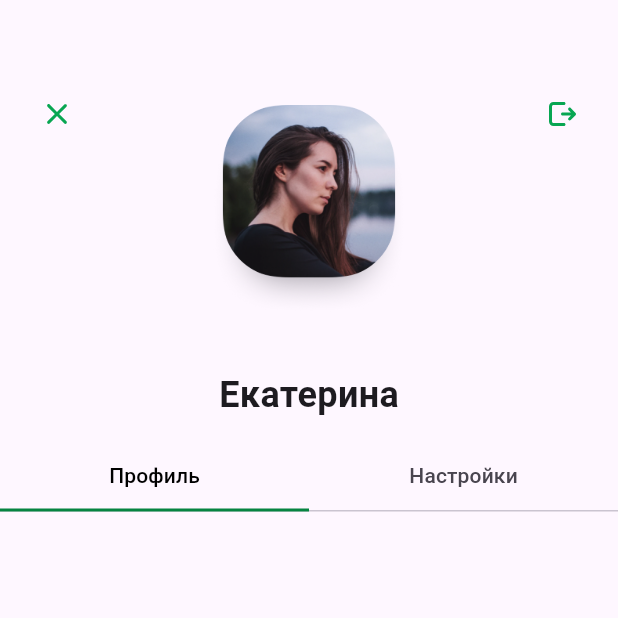
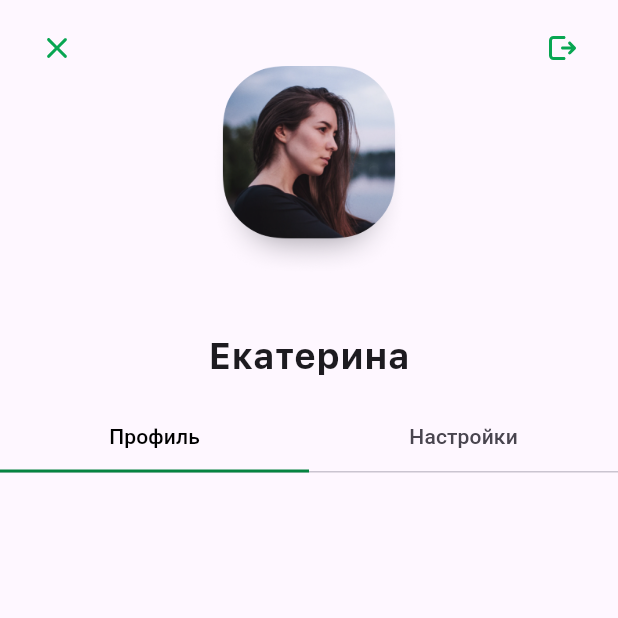
Before and after one commit to andreksus/FlutterLab, a Flutter app: the screen it shows after launch, on a phone screen of 412 x 824 dp, the top half of it. Run offline on Flutter 3.47's test engine with Material 3 defaults, Android fonts, the phone set to English and light mode, and no system bars; our stand-ins replace flutter_svg.

Commit message:
Added fonts

```diff
--- a/lib/main.dart
+++ b/lib/main.dart
@@ -22,8 +22,12 @@ class App extends StatelessWidget {
 
   @override
   Widget build(BuildContext context) {
-    return const Scaffold(
-      body: Header(),
+    return Scaffold(
+        body:
+          ListView(
+          children: const [Header()],
+          //Header(),
+        )
     );
   }
 }
--- a/lib/pages/main_page.dart
+++ b/lib/pages/main_page.dart
@@ -1,5 +1,5 @@
 import 'package:flutter/material.dart';
-import 'package:flutter_lab/pages/tabs.dart';
+import 'package:flutter_lab/sections/header/tabs.dart';
 import 'package:flutter_svg/flutter_svg.dart';
 
 class MainPage extends StatelessWidget {
--- a/lib/sections/header/header_icons.dart
+++ b/lib/sections/header/header_icons.dart
@@ -6,9 +6,7 @@ class HeaderIcons extends StatelessWidget {
 
   @override
   Widget build(BuildContext context) {
-    return Container(
-        margin: const EdgeInsets.only(top: 44),
-        child: Row(
+    return Row(
       children: [
         Container(
             margin: const EdgeInsets.only(left: 14, top: 8, bottom: 8),
@@ -26,6 +24,6 @@ class HeaderIcons extends StatelessWidget {
                   'assets/icons/ic_24_arrow_right_square.svg',
                 ))),
       ],
-        ));
+    );
   }
 }
--- a/lib/sections/header/profile_image.dart
+++ b/lib/sections/header/profile_image.dart
@@ -7,7 +7,7 @@ class ProfileImage extends StatelessWidget {
   @override
   Widget build(BuildContext context) {
     return Container(
-        margin: const EdgeInsets.only(top: 70),
+        margin: const EdgeInsets.only(top: 44),
         child: Image.asset(
           refImage,
           height: 140,
--- a/lib/sections/header/user_name.dart
+++ b/lib/sections/header/user_name.dart
@@ -10,7 +10,7 @@ class UserName extends StatelessWidget {
       margin: const EdgeInsets.only(top: 36, bottom: 14),
       child: Text(
       userName,
-      style: const TextStyle(fontWeight: FontWeight.w700, fontSize: 24),
+      style: const TextStyle(fontFamily: 'SFProText', fontSize: 24, fontWeight: FontWeight.bold),
       )
     );
   }
--- a/pubspec.yaml
+++ b/pubspec.yaml
@@ -75,6 +75,12 @@ flutter:
   # "family" key with the font family name, and a "fonts" key with a
   # list giving the asset and other descriptors for the font. For
   # example:
+  fonts:
+    - family: SFProText
+      fonts:
+        - asset: fonts/SFProText-Regular.ttf
+        - asset: fonts/SFProText-Bold.ttf
+
   # fonts:
   #   - family: Schyler
   #     fonts:
```
Also changed, not shown: fonts/SFProText-Bold.ttf (added), fonts/SFProText-Regular.ttf (added), lib/sections/body/body_title.dart (added). Lines whose indentation alone changed are shown as unchanged.
